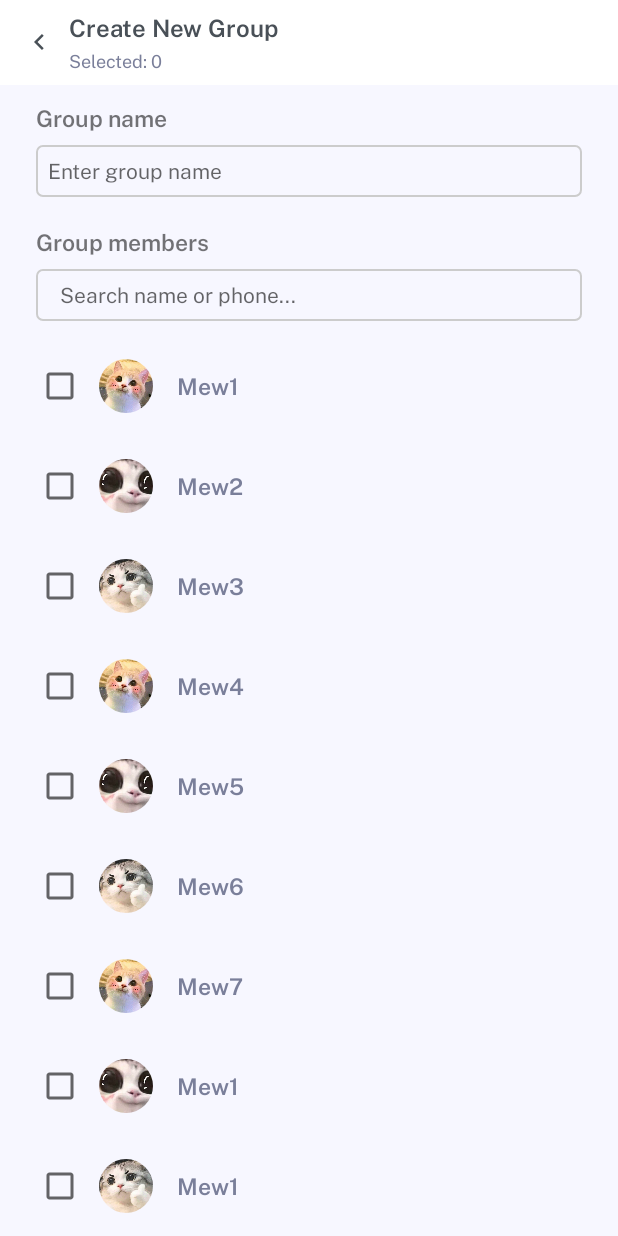
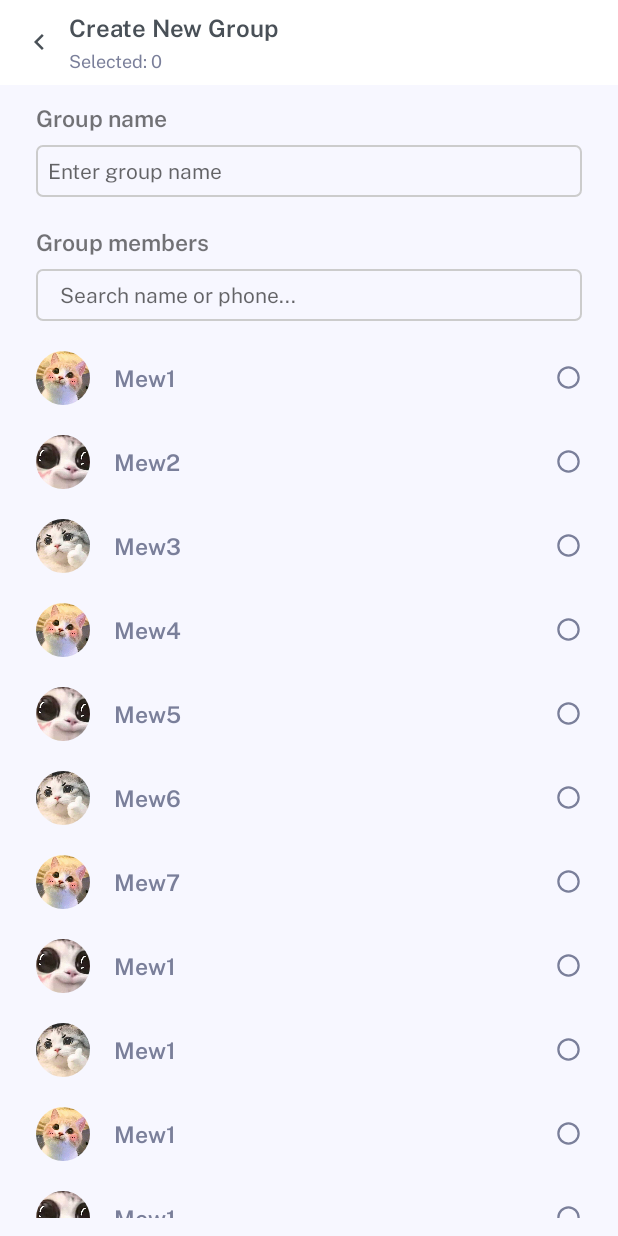
Before and after one commit to manhtuong210902/ChatApp_Android17, an Android app: the AddGroupActivity screen opened directly, with no data from a screen before it, on a phone screen of 412 x 824 dp. Run offline under Robolectric (Android 15) with nearby library versions, the phone set to English and light mode, and no system bars; our stand-ins replace CircleImageView, Picasso.

Commit message:
Fix UI groups part 2 https://mtuong669.atlassian.net/browse/A2G-14

```diff
--- a/app/src/main/java/com/example/chatapp/AddGroupActivity.java
+++ b/app/src/main/java/com/example/chatapp/AddGroupActivity.java
@@ -48,7 +48,7 @@ public class AddGroupActivity extends Activity {
 
         recyclerView_listFriend.setHasFixedSize(true);
         recyclerView_listFriend.setLayoutManager(new GridLayoutManager(AddGroupActivity.this,1));
-        addGroupAdapter = new AddGroupAdapter(AddGroupActivity.this, listFriend, addSelectedListListener);
+        addGroupAdapter = new AddGroupAdapter(AddGroupActivity.this, listFriend, addSelectedListListener, removeSelectedListener);
         recyclerView_listFriend.setAdapter(addGroupAdapter);
 
         layout_selectedMember.setVisibility(View.INVISIBLE);
@@ -94,11 +94,6 @@ public class AddGroupActivity extends Activity {
             recyclerView_listSelected.setLayoutManager(new LinearLayoutManager(AddGroupActivity.this, LinearLayoutManager.HORIZONTAL, false));
             selectedGroupAdapter = new SelectedGroupAdapter(AddGroupActivity.this, selectedList, removeSelectedListener);
             recyclerView_listSelected.setAdapter(selectedGroupAdapter);
-
-            recyclerView_listFriend.setHasFixedSize(true);
-            recyclerView_listFriend.setLayoutManager(new GridLayoutManager(AddGroupActivity.this,1));
-            addGroupAdapter = new AddGroupAdapter(AddGroupActivity.this, listFriend, addSelectedListListener);
-            recyclerView_listFriend.setAdapter(addGroupAdapter);
         }
     };
 
@@ -114,11 +109,6 @@ public class AddGroupActivity extends Activity {
             recyclerView_listSelected.setLayoutManager(new LinearLayoutManager(AddGroupActivity.this, LinearLayoutManager.HORIZONTAL, false));
             selectedGroupAdapter = new SelectedGroupAdapter(AddGroupActivity.this, selectedList, removeSelectedListener);
             recyclerView_listSelected.setAdapter(selectedGroupAdapter);
-
-            recyclerView_listFriend.setHasFixedSize(true);
-            recyclerView_listFriend.setLayoutManager(new GridLayoutManager(AddGroupActivity.this,1));
-            addGroupAdapter = new AddGroupAdapter(AddGroupActivity.this, listFriend, addSelectedListListener);
-            recyclerView_listFriend.setAdapter(addGroupAdapter);
         }
     };
 }
--- a/app/src/main/java/com/example/chatapp/AddGroupAdapter.java
+++ b/app/src/main/java/com/example/chatapp/AddGroupAdapter.java
@@ -6,15 +6,16 @@ import android.view.View;
 import android.view.ViewGroup;
 import android.widget.CheckBox;
 import android.widget.CompoundButton;
-import android.widget.ImageView;
 import android.widget.TextView;
 import android.widget.Toast;
 
 import androidx.annotation.NonNull;
+import androidx.appcompat.widget.AppCompatCheckBox;
 import androidx.recyclerview.widget.RecyclerView;
 
 import com.squareup.picasso.Picasso;
 
+import java.util.HashMap;
 import java.util.List;
 
 import de.hdodenhof.circleimageview.CircleImageView;
@@ -22,12 +23,14 @@ import de.hdodenhof.circleimageview.CircleImageView;
 public class AddGroupAdapter extends RecyclerView.Adapter<AddGroupViewHolder> {
     Context context;
     List<CallHistory> list;
-    AddSelectedListListener listener;
+    AddSelectedListListener addListener;
+    RemoveSelectedListener removeLisner;
 
-    public AddGroupAdapter(Context context, List<CallHistory> list, AddSelectedListListener listener) {
+    public AddGroupAdapter(Context context, List<CallHistory> list, AddSelectedListListener addListener, RemoveSelectedListener removeLisner) {
         this.context = context;
         this.list = list;
-        this.listener = listener;
+        this.addListener = addListener;
+        this.removeLisner = removeLisner;
     }
 
     @NonNull
@@ -40,14 +43,17 @@ public class AddGroupAdapter extends RecyclerView.Adapter<AddGroupViewHolder> {
     public void onBindViewHolder(@NonNull AddGroupViewHolder holder, int position) {
         holder.textView_name.setText(list.get(position).getName());
         Picasso.get().load(list.get(position).getImage()).into(holder.image_avatar);
-        holder.checkBox_Select.setOnCheckedChangeListener(new CompoundButton.OnCheckedChangeListener() {
-            @Override
-            public void onCheckedChanged(CompoundButton compoundButton, boolean isChecked) {
-                if(compoundButton.isChecked()){
-
-                }
-            }
-        });
+//        holder.checkBox_Select.setOnCheckedChangeListener(new CompoundButton.OnCheckedChangeListener() {
+//            @Override
+//            public void onCheckedChanged(CompoundButton compoundButton, boolean isChecked) {
+//                if(isChecked){
+//                    addListener.onMemberClicked(holder.getAdapterPosition());
+//                }
+//                else{
+//                    removeLisner.onSelectedClicked(holder.getAdapterPosition());
+//                }
+//            }
+//        });
     }
 
     @Override
@@ -60,11 +66,11 @@ public class AddGroupAdapter extends RecyclerView.Adapter<AddGroupViewHolder> {
 class AddGroupViewHolder extends RecyclerView.ViewHolder{
     TextView textView_name;
     CircleImageView image_avatar;
-    CheckBox checkBox_Select;
+    AppCompatCheckBox checkBox_Select;
     public AddGroupViewHolder(@NonNull View itemView) {
         super(itemView);
         textView_name = itemView.findViewById(R.id.textView_name);
         image_avatar = itemView.findViewById(R.id.image_avatar);
-        checkBox_Select = itemView.findViewById(R.id.checkBox_Select);
+        checkBox_Select = (AppCompatCheckBox) itemView.findViewById(R.id.checkBox_Select);
     }
 }
--- a/app/src/main/java/com/example/chatapp/SelectedGroupAdapter.java
+++ b/app/src/main/java/com/example/chatapp/SelectedGroupAdapter.java
@@ -35,12 +35,6 @@ public class SelectedGroupAdapter extends RecyclerView.Adapter<SelectedGroupsVie
     @Override
     public void onBindViewHolder(@NonNull SelectedGroupsViewHolder holder, int position) {
         Picasso.get().load(list.get(position).getImage()).into(holder.imageView_avatar);
-        holder.imageView_removeItem.setOnClickListener(new View.OnClickListener() {
-            @Override
-            public void onClick(View view) {
-                listener.onSelectedClicked(holder.getAdapterPosition());
-            }
-        });
     }
 
     @Override
--- /dev/null
+++ b/app/src/main/res/drawable/custom_check_box.xml
@@ -0,0 +1,6 @@
+<?xml version="1.0" encoding="utf-8"?>
+<selector
+    xmlns:android="http://schemas.android.com/apk/res/android">
+    <item android:state_checked="false" android:drawable="@drawable/ic_checkbox_blank_circle_line"/>
+    <item android:state_checked="true" android:drawable="@drawable/ic_radio_button_fill"/>
+</selector>
--- /dev/null
+++ b/app/src/main/res/drawable/ic_checkbox_blank_circle_line.xml
@@ -0,0 +1,9 @@
+<vector xmlns:android="http://schemas.android.com/apk/res/android"
+    android:width="18dp"
+    android:height="18dp"
+    android:viewportWidth="24"
+    android:viewportHeight="24">
+  <path
+      android:fillColor="@color/secondary_text"
+      android:pathData="M12,22C6.477,22 2,17.523 2,12S6.477,2 12,2s10,4.477 10,10 -4.477,10 -10,10zM12,20a8,8 0,1 0,0 -16,8 8,0 0,0 0,16z"/>
+</vector>
--- /dev/null
+++ b/app/src/main/res/drawable/ic_radio_button_fill.xml
@@ -0,0 +1,9 @@
+<vector xmlns:android="http://schemas.android.com/apk/res/android"
+    android:width="18dp"
+    android:height="18dp"
+    android:viewportWidth="24"
+    android:viewportHeight="24">
+  <path
+      android:fillColor="@color/primary_color"
+      android:pathData="M12,22C6.477,22 2,17.523 2,12S6.477,2 12,2s10,4.477 10,10 -4.477,10 -10,10zM12,16a4,4 0,1 0,0 -8,4 4,0 0,0 0,8z"/>
+</vector>
--- a/app/src/main/res/layout/add_group_member_item.xml
+++ b/app/src/main/res/layout/add_group_member_item.xml
@@ -3,30 +3,34 @@
     android:layout_width="match_parent"
     android:layout_height="wrap_content"
     android:orientation="horizontal"
-    android:paddingVertical="15dp"
+    android:paddingVertical="10dp"
     android:gravity="center_vertical"
     >
-    <CheckBox
-        android:id="@+id/checkBox_Select"
-        android:layout_width="wrap_content"
-        android:layout_height="wrap_content"
-        android:layout_marginRight="10dp"
-         />
 
     <de.hdodenhof.circleimageview.CircleImageView
         android:id="@+id/image_avatar"
         android:layout_width="36dp"
         android:layout_height="36dp"
         android:src="@drawable/cute1"
-        android:layout_marginRight="16dp" />
+        android:layout_marginRight="16dp"
+        />
 
     <TextView
         android:id="@+id/textView_name"
-        android:layout_width="match_parent"
+        android:layout_width="wrap_content"
+        android:layout_weight="1"
         android:layout_height="wrap_content"
         android:textSize="15sp"
         android:fontFamily="@font/public_sans_semi_bold"
         android:textColor="@color/secondary_text"
         android:text="Your Name"
         />
+
+    <androidx.appcompat.widget.AppCompatCheckBox
+        android:id="@+id/checkBox_Select"
+        android:layout_width="18dp"
+        android:layout_height="18dp"
+        android:layout_gravity="center"
+        android:layout_marginLeft="10dp"
+        android:button="@drawable/custom_check_box" />
 </LinearLayout>
```
